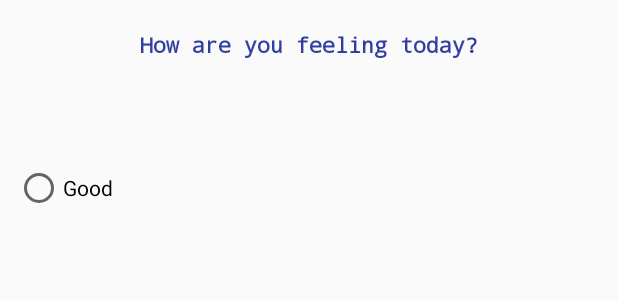
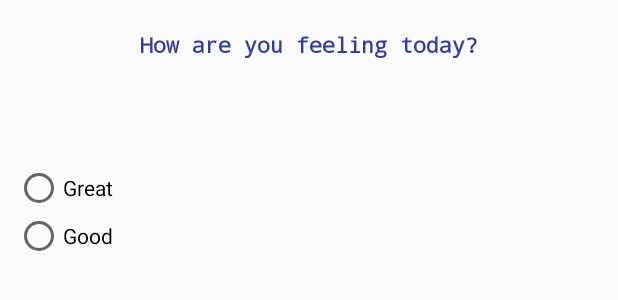
Before and after one commit to stewilondanga/LocalBusinessApp, an Android app: the layout fragment_mood_dialog.xml on its own in the app's theme, with its tools: preview values and no code run, on a phone screen of 412 x 824 dp. Shown: the top 300 px of the screen. Run offline under Robolectric (Android 15) with nearby library versions, the phone set to English and light mode, and no system bars.

Commit message:
add app/src/res/layout/fragment_mood_dialog.xml

```diff
--- a/app/src/main/res/layout/fragment_mood_dialog.xml
+++ b/app/src/main/res/layout/fragment_mood_dialog.xml
@@ -31,6 +31,12 @@
             android:padding="10dp">
 
             <RadioButton
+                android:text="Great"
+                android:layout_width="wrap_content"
+                android:layout_height="wrap_content"
+                android:id="@+id/radioButton1"
+                android:layout_weight="1"/>
+            <RadioButton
                 android:text="Good"
                 android:layout_width="wrap_content"
                 android:layout_height="wrap_content"
```
